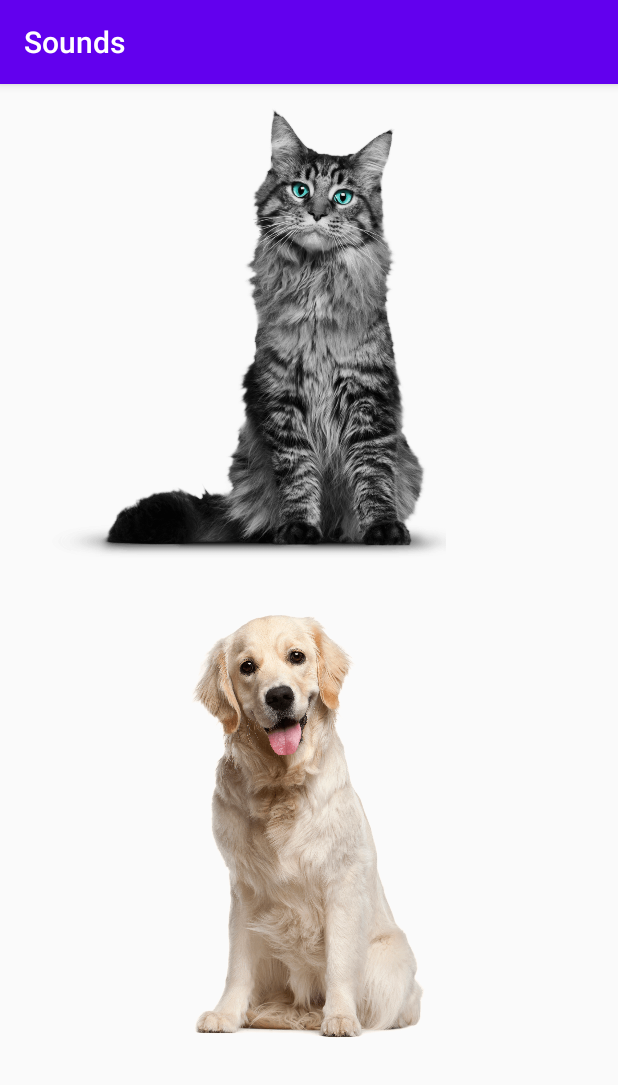
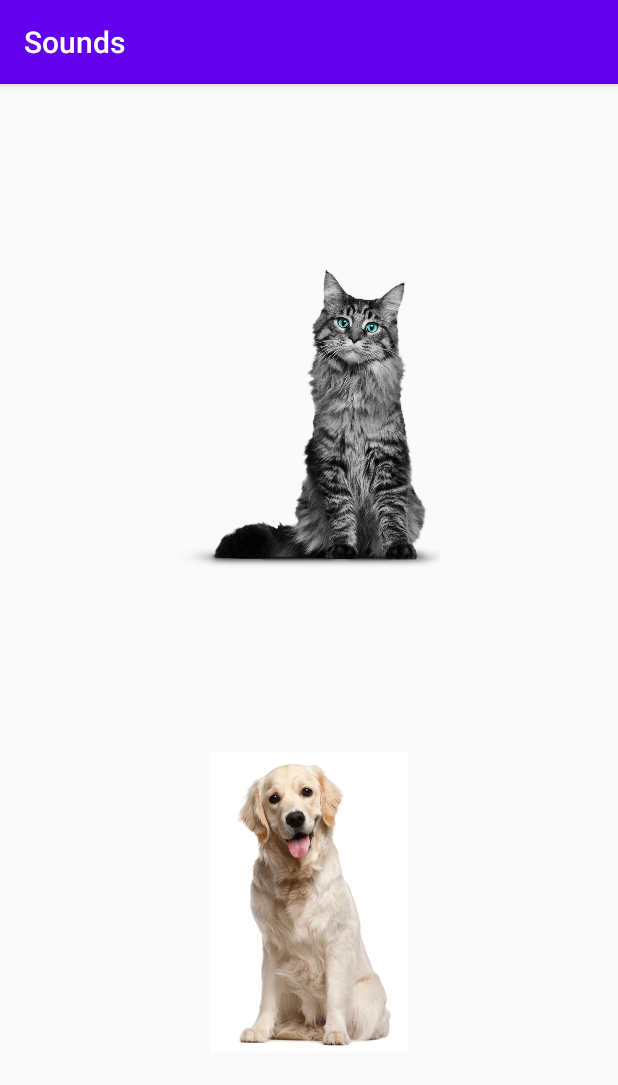
Before and after one commit to nickelk/sounds, an Android app: the MainActivity screen opened directly, with no data from a screen before it, on a phone screen of 412 x 824 dp. Shown: the top 1085 px of the screen. Run offline under Robolectric (Android 15) with nearby library versions, the phone set to English and light mode, and no system bars.

Commit message:
it works

```diff
--- a/app/src/main/java/com/example/sounds/MainActivity.java
+++ b/app/src/main/java/com/example/sounds/MainActivity.java
@@ -2,13 +2,51 @@ package com.example.sounds;
 
 import androidx.appcompat.app.AppCompatActivity;
 
+import android.media.MediaPlayer;
 import android.os.Bundle;
+import android.view.View;
+import android.widget.ImageView;
 
 public class MainActivity extends AppCompatActivity {
+
+    private ImageView cat, dog;
+    private MediaPlayer catSound, dogSound;
 
     @Override
     protected void onCreate(Bundle savedInstanceState) {
         super.onCreate(savedInstanceState);
         setContentView(R.layout.activity_main);
+
+        cat = (ImageView)findViewById(R.id.cat);
+        dog = (ImageView)findViewById(R.id.dog);
+
+        catSound = MediaPlayer.create(this, R.raw.meowing);
+        dogSound = MediaPlayer.create(this, R.raw.barking);
+
+        imageClick();
+    }
+
+    public void imageClick(){
+        cat.setOnClickListener(
+                new View.OnClickListener() {
+                    @Override
+                    public void onClick(View view) {
+                        soundPlay(catSound);
+                    }
+                }
+        );
+
+        dog.setOnClickListener(
+                new View.OnClickListener() {
+                    @Override
+                    public void onClick(View view) {
+                        soundPlay(dogSound);
+                    }
+                }
+        );
+    }
+
+    public void soundPlay(MediaPlayer sound){
+        sound.start();
     }
 }
--- a/app/src/main/res/layout/activity_main.xml
+++ b/app/src/main/res/layout/activity_main.xml
@@ -8,22 +8,20 @@
 
     <ImageView
         android:id="@+id/cat"
-        android:layout_width="300dp"
-        android:layout_height="300dp"
-        android:layout_marginStart="16dp"
-        android:layout_marginLeft="16dp"
-        android:layout_marginTop="16dp"
+        android:layout_width="200dp"
+        android:layout_height="200dp"
+        app:layout_constraintBottom_toTopOf="@+id/dog"
+        app:layout_constraintEnd_toEndOf="parent"
         app:layout_constraintStart_toStartOf="parent"
         app:layout_constraintTop_toTopOf="parent"
         app:srcCompat="@drawable/cat" />
 
     <ImageView
         android:id="@+id/dog"
-        android:layout_width="300dp"
-        android:layout_height="300dp"
-        android:layout_marginStart="50dp"
-        android:layout_marginLeft="50dp"
-        android:layout_marginTop="26dp"
+        android:layout_width="200dp"
+        android:layout_height="200dp"
+        app:layout_constraintBottom_toBottomOf="parent"
+        app:layout_constraintEnd_toEndOf="parent"
         app:layout_constraintStart_toStartOf="parent"
         app:layout_constraintTop_toBottomOf="@+id/cat"
         app:srcCompat="@drawable/dog" />
```
Also changed, not shown: app/src/main/res/drawable/dog.png, 4 other files.
